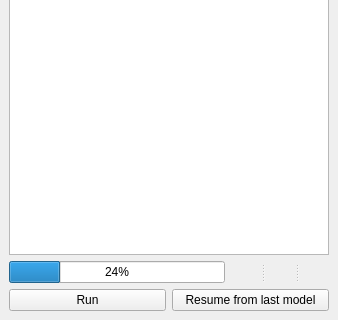
First picture: the form in gui/ProductionTools/Toolboxes/QualityAssuranceToolBox/qualityAssutanceDockWidget.ui, repository dsgoficial/DsgTools, before the edit; both pictures show x 0 to 338 and y 308 to 628 of the 338 by 628 pixel window.
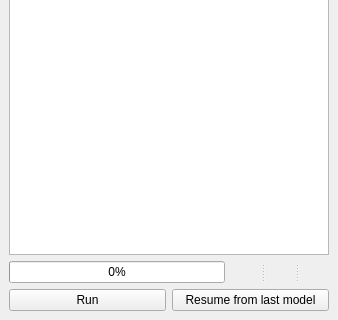
Second picture: the form after the edit. Icons and pictures are not drawn.

```diff
--- a/gui/ProductionTools/Toolboxes/QualityAssuranceToolBox/qualityAssutanceDockWidget.ui
+++ b/gui/ProductionTools/Toolboxes/QualityAssuranceToolBox/qualityAssutanceDockWidget.ui
@@ -103,7 +103,7 @@
       <item>
        <widget class="QProgressBar" name="progressBar">
         <property name="value">
-         <number>24</number>
+         <number>0</number>
         </property>
        </widget>
       </item>
```
Left out of the diff: 118 changed lines with no effect on the pictures.
